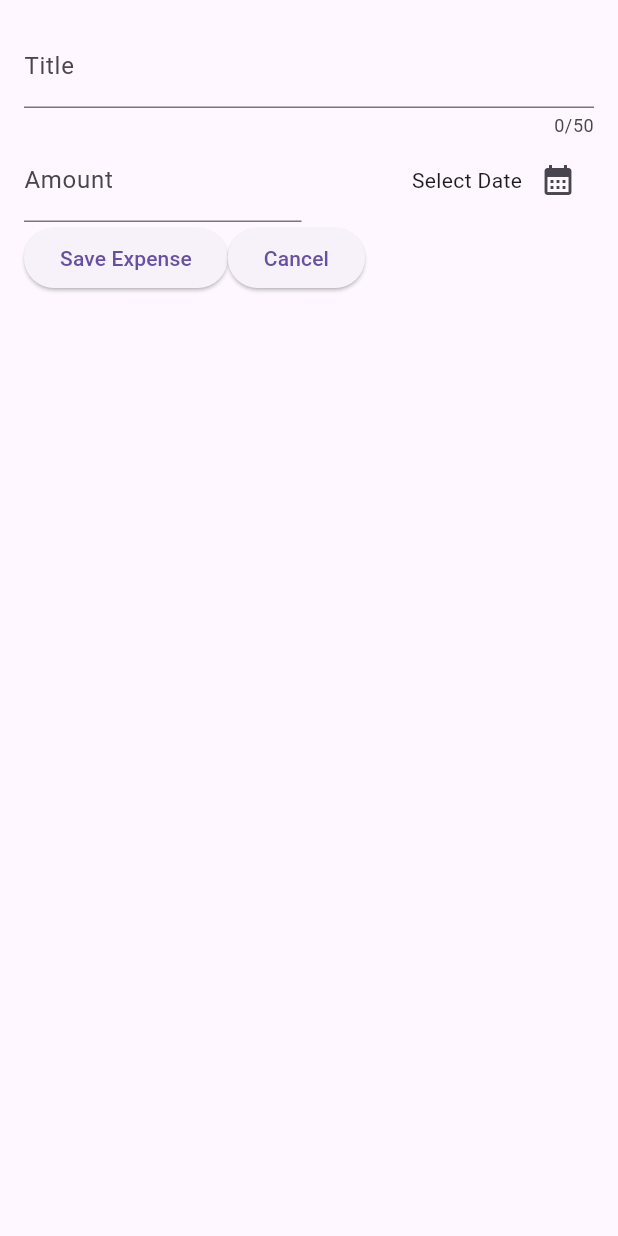
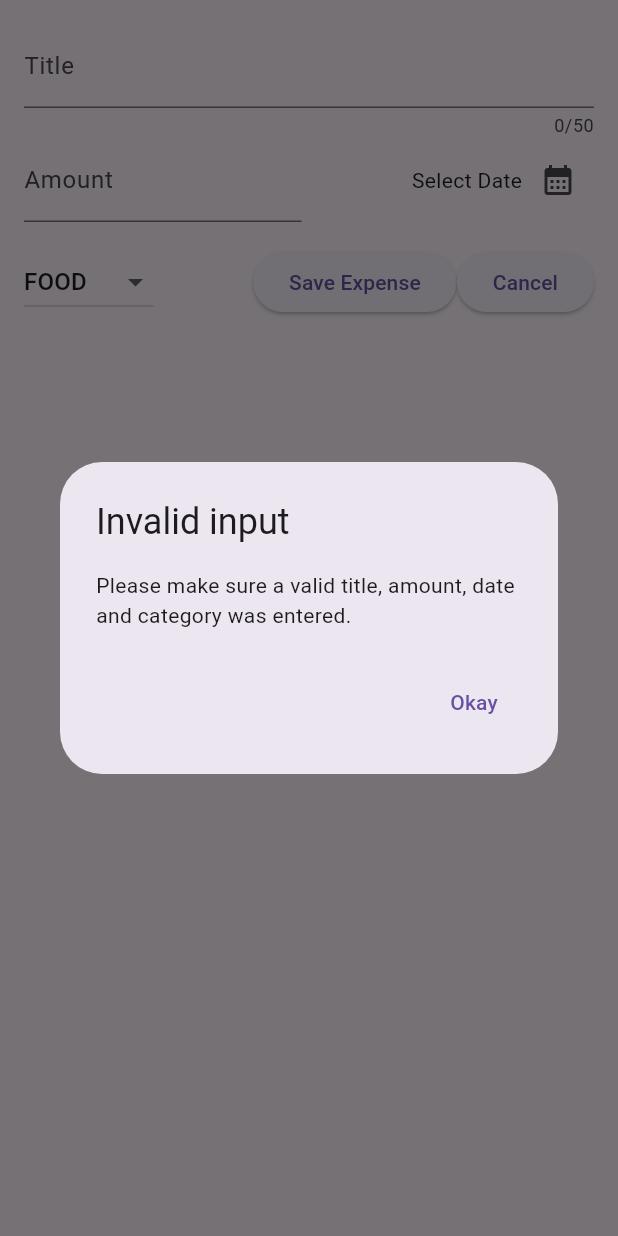
Before and after one commit to raneem-yad/expenses_tracker_training_app, a Flutter app: the NewExpense widget shown alone on an empty page, opened directly, after a tap on "Save Expense", on a phone screen of 412 x 824 dp. Run offline on Flutter 3.47's test engine with Material 3 defaults, Android fonts, the phone set to English and light mode, and no system bars.

Commit message:
validate the form data

```diff
--- a/lib/widgets/new_expense.dart
+++ b/lib/widgets/new_expense.dart
@@ -14,16 +14,46 @@ class NewExpense extends StatefulWidget {
 class _NewExpenseState extends State<NewExpense> {
   final _titleController = TextEditingController();
   final _amountController = TextEditingController();
-  DateTime? _expenseDate ;
+  Category _intialDropdownValue = Category.values[0];
+  DateTime? _expenseDate;
 
   void _presentDatePicker() async {
     final now = DateTime.now();
-    final firstDate = DateTime(now.year-1, now.month, now.day);
-    final pickedDate = await showDatePicker(context: context, firstDate: firstDate, lastDate: now);
+    final firstDate = DateTime(now.year - 1, now.month, now.day);
+    final pickedDate = await showDatePicker(
+        context: context, firstDate: firstDate, lastDate: now);
     setState(() {
       _expenseDate = pickedDate;
     });
   }
+
+  void _submitNewExpense(){
+    final enteredAmount = double.tryParse(_amountController
+        .text); // tryParse('Hello') => null, tryParse('1.12') => 1.12
+    final amountIsInvalid = enteredAmount == null || enteredAmount <= 0;
+    if (_titleController.text.trim().isEmpty ||
+        amountIsInvalid ||
+        _expenseDate == null) {
+      showDialog(
+        context: context,
+        builder: (ctx) => AlertDialog(
+          title: const Text('Invalid input'),
+          content: const Text(
+              'Please make sure a valid title, amount, date and category was entered.'),
+          actions: [
+            TextButton(
+              onPressed: () {
+                Navigator.pop(ctx);
+              },
+              child: const Text('Okay'),
+            ),
+          ],
+        ),
+      );
+      return;
+    }
+  }
+
   @override
   void dispose() {
     _titleController.dispose();
@@ -45,40 +75,62 @@ class _NewExpenseState extends State<NewExpense> {
             ),
           ),
           Row(
-
             children: [
-              Expanded(child: TextField(
+              Expanded(
+                child: TextField(
                   controller: _amountController,
                   keyboardType: TextInputType.number,
                   decoration: const InputDecoration(
-                    prefixText: '\$ ',
-                    label: Text("Amount")
+                      prefixText: '\$ ', label: Text("Amount")),
                 ),
-              ),),
-              const SizedBox(width: 10,),
-              Expanded(child: Row(
+              ),
+              const SizedBox(
+                width: 10,
+              ),
+              Expanded(
+                child: Row(
                   mainAxisAlignment: MainAxisAlignment.end,
                   crossAxisAlignment: CrossAxisAlignment.center,
                   children: [
-                  Text(_expenseDate == null ?"Select Date": formatter.format(_expenseDate!)),
+                    Text(_expenseDate == null
+                        ? "Select Date"
+                        : formatter.format(_expenseDate!)),
                     // ! this will never be null
-                  IconButton(onPressed: _presentDatePicker, icon: Icon(Icons.calendar_month))
-                ],
-              ),)
+                    IconButton(
+                        onPressed: _presentDatePicker,
+                        icon: const Icon(Icons.calendar_month))
                   ],
                 ),
+              )
+            ],
+          ),
+          const SizedBox(height: 16,),
           Row(
             children: [
+              DropdownButton<Category>(
+                  value: _intialDropdownValue,
+                  items: Category.values
+                      .map((item) => DropdownMenuItem(
+                          value: item, child: Text(item.name.toUpperCase())))
+                      .toList(),
+                  onChanged: (Category? value) {
+                    if (value == null) {
+                      return;
+                    }
+                    setState(() {
+                      _intialDropdownValue = value;
+                    });
+                  }),
+              const Spacer(),
+              ElevatedButton(
+                onPressed: _submitNewExpense,
+                child: const Text('Save Expense'),
+              ),
               ElevatedButton(
                   onPressed: () {
-                  print(_titleController.text);
-                  print(_amountController.text);
+                    Navigator.pop(context);
                   },
-                child: const Text('Save Expense'),
-              ),
-              ElevatedButton(onPressed: (){
-                Navigator.pop(context);
-              }, child: const Text("Cancel"))
+                  child: const Text("Cancel"))
             ],
           ),
         ],
```
Lines whose indentation alone changed are shown as unchanged.
